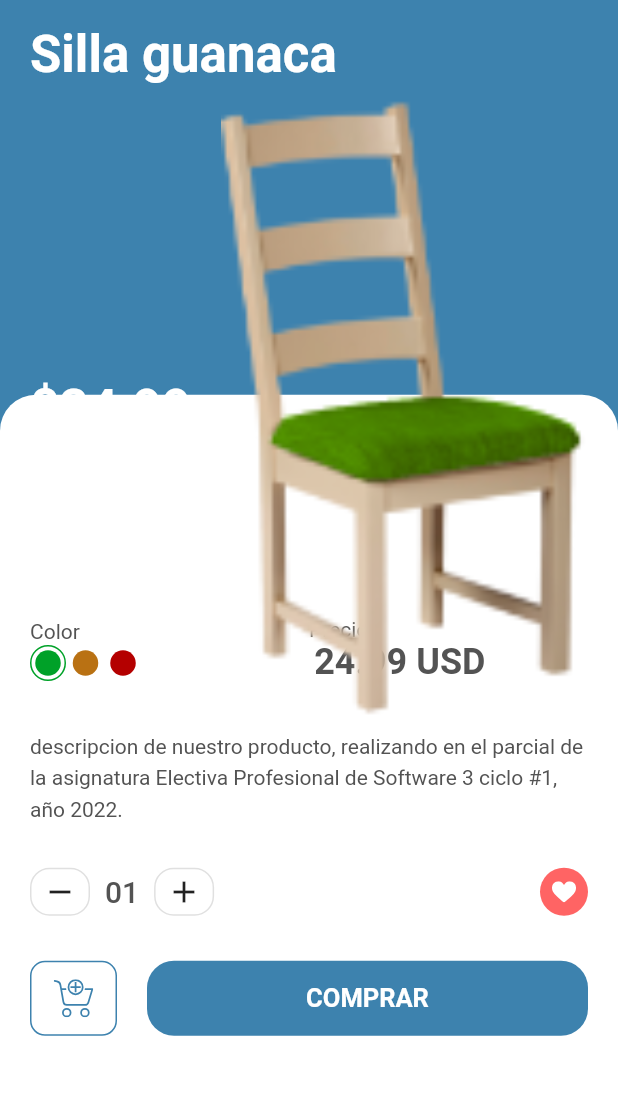
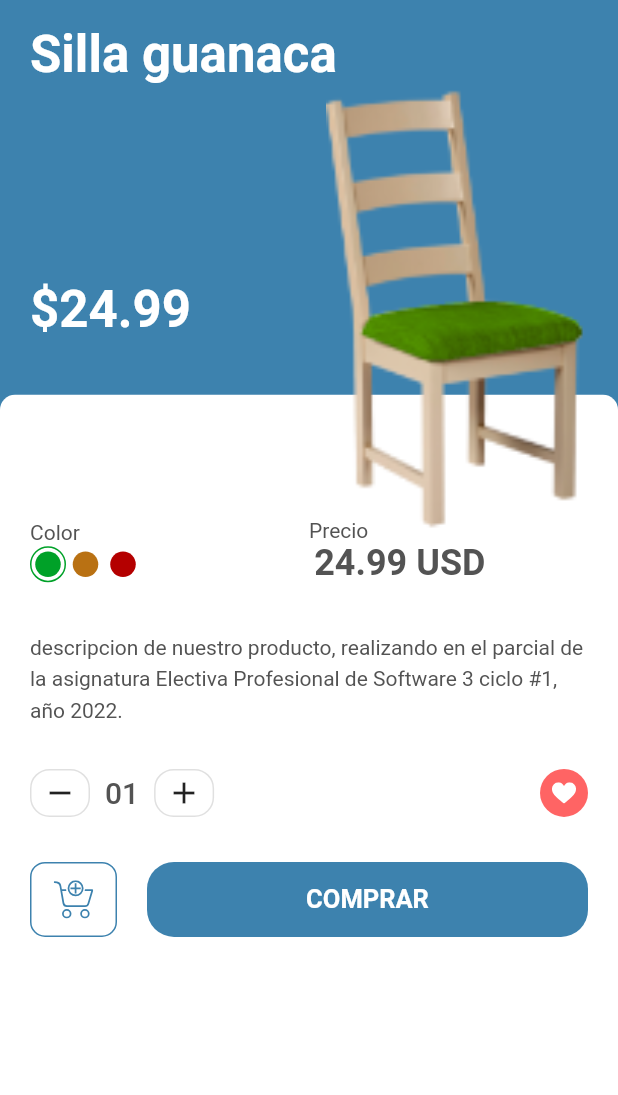
Before and after one commit to benja98/comercial_sivar, a Flutter app: the DetailsScreen screen opened directly with sample values from the repository, on a phone screen of 412 x 824 dp, the part 60-1155 px from its top. Run offline on Flutter 3.47's test engine with Material 2 defaults, Android fonts, the phone set to English and light mode, and no system bars; our stand-ins replace flutter_svg.

Commit message:
modificando tamaño de imagenes

```diff
--- a/lib/models/Product.dart
+++ b/lib/models/Product.dart
@@ -21,7 +21,7 @@ List<Product> products = [
       id: 1,
       title: "Silla guanaca",
       price: 24.99,
-      size: 6,
+      size: 20,
       description: dummyText,
       image: "assets/images/Grupo 1.png",
       color: Color(0xFF3D82AE)),
@@ -29,7 +29,7 @@ List<Product> products = [
       id: 2,
       title: "Silla guanaca",
       price: 24.99,
-      size: 8,
+      size: 20,
       description: dummyText,
       image: "assets/images/Grupo 2.png",
       color: Color(0xFF3D82AE)),
@@ -37,7 +37,7 @@ List<Product> products = [
       id: 3,
       title: "Silla guanaca",
       price: 24.99,
-      size: 10,
+      size: 20,
       description: dummyText,
       image: "assets/images/Grupo 3.png",
       color: Color(0xFF3D82AE)),
@@ -45,7 +45,7 @@ List<Product> products = [
       id: 4,
       title: "Silla guanaca",
       price: 24.99,
-      size: 11,
+      size: 20,
       description: dummyText,
       image: "assets/images/Grupo 4.png",
       color: Color(0xFF3D82AE)),
--- a/lib/screens/details/components/body.dart
+++ b/lib/screens/details/components/body.dart
@@ -26,7 +26,7 @@ class Body extends StatelessWidget {
                 Container(
                   margin: EdgeInsets.only(top: size.height * 0.3),
                   padding: EdgeInsets.only(
-                    top: size.height * 0.18,
+                    top: size.height * 0.1,
                     left: kDefaultPaddin,
                     right: kDefaultPaddin,
                   ),
@@ -34,8 +34,8 @@ class Body extends StatelessWidget {
                   decoration: BoxDecoration(
                     color: Colors.white,
                     borderRadius: BorderRadius.only(
-                      topLeft: Radius.circular(24),
-                      topRight: Radius.circular(24),
+                      topLeft: Radius.circular(10),
+                      topRight: Radius.circular(10),
                     ),
                   ),
                   child: Column(
--- a/lib/screens/details/components/product_title_with_image.dart
+++ b/lib/screens/details/components/product_title_with_image.dart
@@ -25,7 +25,7 @@ class ProductTitleWithImage extends StatelessWidget {
                 .headline4
                 .copyWith(color: Colors.white, fontWeight: FontWeight.bold),
           ),
-          SizedBox(height: 7),
+          SizedBox(height: 1),
           Row(
             children: <Widget>[
               RichText(
@@ -39,7 +39,7 @@ class ProductTitleWithImage extends StatelessWidget {
                   ],
                 ),
               ),
-              SizedBox(width: kDefaultPaddin),
+              SizedBox(width: 90),
               Expanded(
                 child: Hero(
                   tag: "${product.id}",
```
